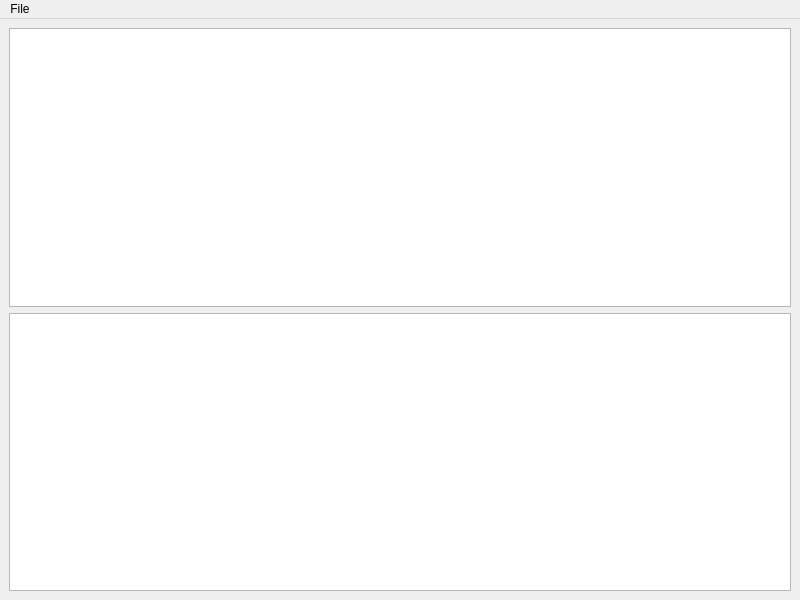
This is resources/views/MainWindow.ui in librepisteme/ogs-gui as Qt 5 draws it before an edit. The edited form follows.
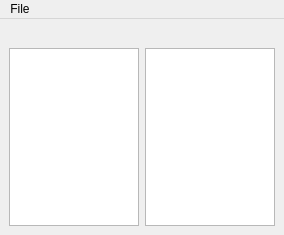
This is the edited form.

Commit message: Added element selection

Diff of the .ui file:
```diff
--- a/resources/views/MainWindow.ui
+++ b/resources/views/MainWindow.ui
@@ -6,20 +6,56 @@
    <rect>
     <x>0</x>
     <y>0</y>
-    <width>800</width>
-    <height>600</height>
+    <width>284</width>
+    <height>235</height>
    </rect>
   </property>
   <property name="windowTitle">
    <string>Wurst</string>
   </property>
   <widget class="QWidget" name="centralwidget">
-   <layout class="QVBoxLayout" name="verticalLayout">
-    <item>
-     <widget class="QTreeView" name="projectTree"/>
+   <layout class="QGridLayout" name="gridLayout">
+    <item row="1" column="0">
+     <widget class="QTreeView" name="projectTree">
+      <property name="maximumSize">
+       <size>
+        <width>16777215</width>
+        <height>16777215</height>
+       </size>
+      </property>
+      <property name="editTriggers">
+       <set>QAbstractItemView::SelectedClicked</set>
+      </property>
+      <property name="autoExpandDelay">
+       <number>1</number>
+      </property>
+      <property name="indentation">
+       <number>24</number>
+      </property>
+     </widget>
     </item>
-    <item>
-     <widget class="QTableView" name="projectTable"/>
+    <item row="1" column="1">
+     <widget class="QTableView" name="projectTable">
+      <property name="sizePolicy">
+       <sizepolicy hsizetype="Preferred" vsizetype="Preferred">
+        <horstretch>0</horstretch>
+        <verstretch>0</verstretch>
+       </sizepolicy>
+      </property>
+     </widget>
+    </item>
+    <item row="0" column="1">
+     <widget class="QLabel" name="activeElementLabel">
+      <property name="enabled">
+       <bool>true</bool>
+      </property>
+      <property name="text">
+       <string/>
+      </property>
+      <property name="alignment">
+       <set>Qt::AlignCenter</set>
+      </property>
+     </widget>
     </item>
    </layout>
   </widget>
@@ -28,7 +64,7 @@
     <rect>
      <x>0</x>
      <y>0</y>
-     <width>800</width>
+     <width>284</width>
      <height>23</height>
     </rect>
    </property>
```
Left out of the diff: 30 changed lines with no effect on the pictures. The commit also changes 3 other files.
